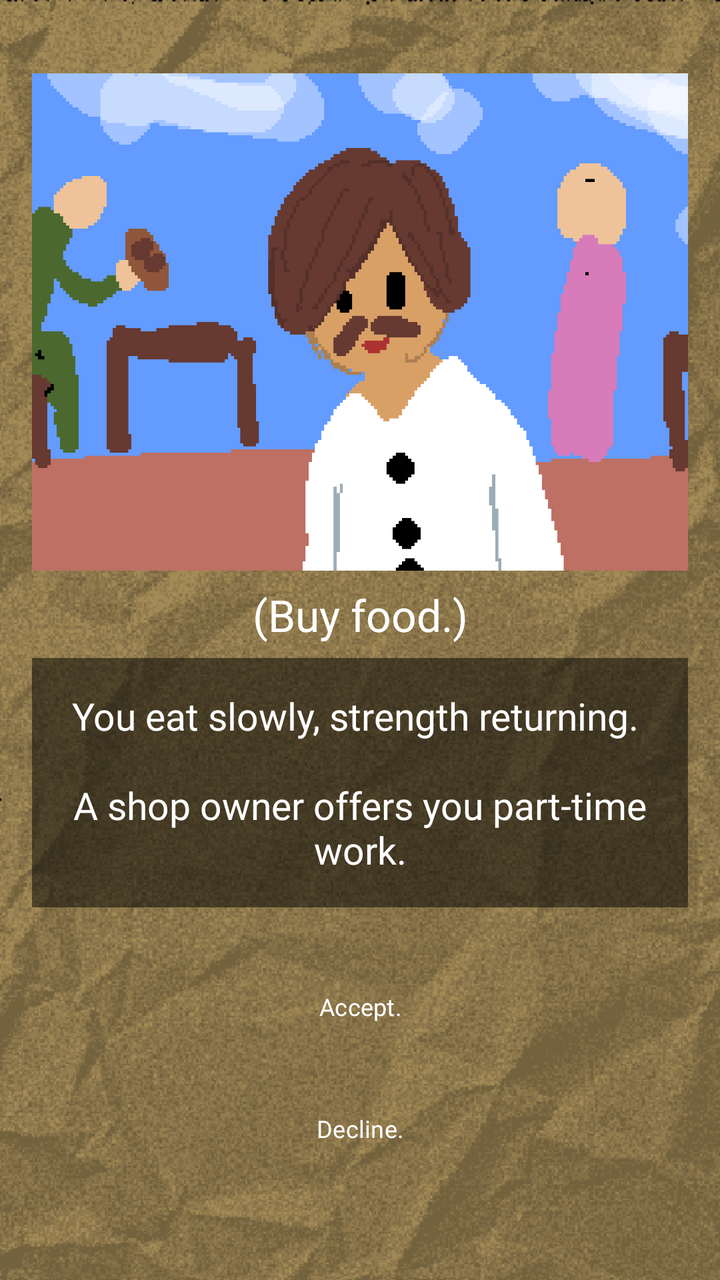
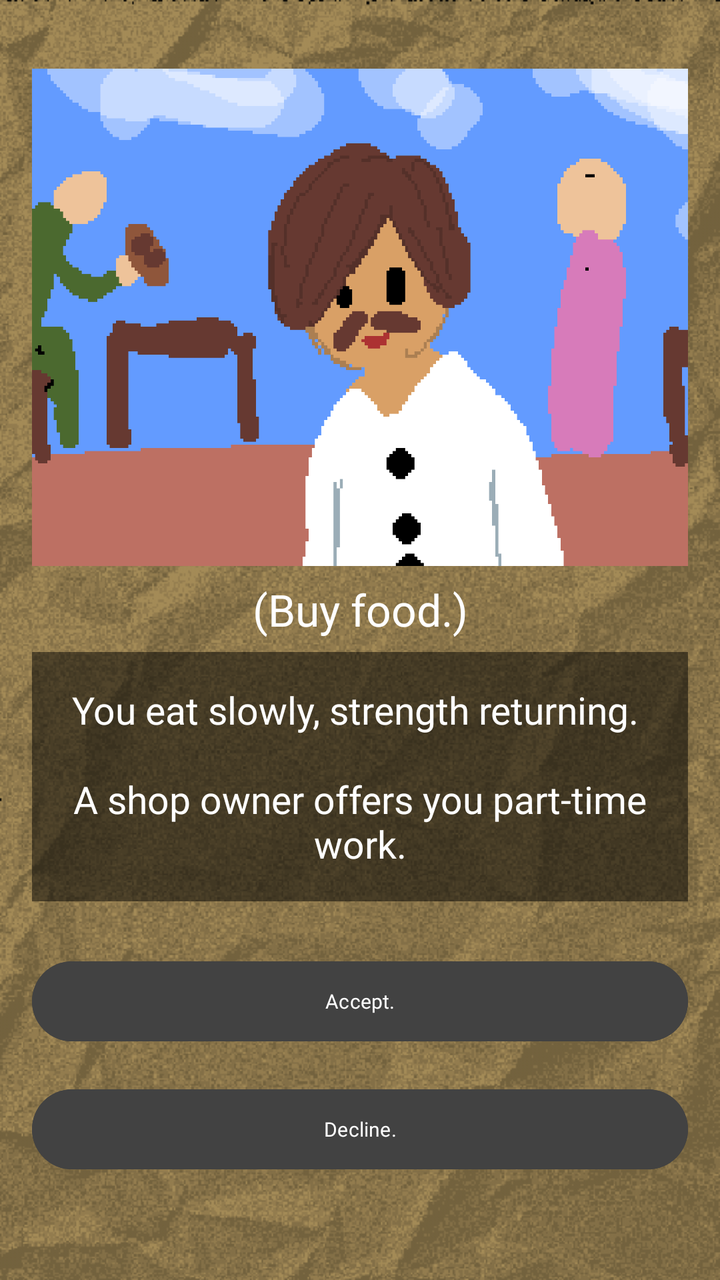

An Android layout rendered at two revisions. The XML below is the earlier revision; the diff shows what the commit changed to produce the second picture.
<!-- AndroidManifest.xml: application theme Theme.ChoiceQuest -->
<!-- res/layout/activity_page2_2_2_1.xml -->
<?xml version="1.0" encoding="utf-8"?>
<LinearLayout xmlns:android="http://schemas.android.com/apk/res/android"
    xmlns:app="http://schemas.android.com/apk/res-auto"
    xmlns:tools="http://schemas.android.com/tools"
    android:id="@+id/page2_2_2_1"
    android:layout_width="match_parent"
    android:layout_height="match_parent"
    android:background="@drawable/papertexture_"
    android:backgroundTint="#f8e7c2"
    android:backgroundTintMode="multiply"
    android:gravity="center"
    android:orientation="vertical"
    android:padding="16dp"
    tools:context=".Page2_2_2_1">

    <View
        android:layout_width="match_parent"
        android:layout_height="0dp"
        android:layout_weight="1"/>

    <ImageView
        android:id="@+id/imageView"
        android:layout_width="412dp"
        android:layout_height="250dp"
        android:src="@drawable/page2_2_2_1"/>

    <View
        android:layout_width="match_parent"
        android:layout_height="1dp"
        android:layout_weight="0.1" />
    <TextView
        android:layout_width="match_parent"
        android:layout_height="37dp"
        android:gravity="center"
        android:text="(Buy food.)"
        android:fontFamily="@font/pixelspace"
        android:textSize="22sp"
        android:textColor="@color/white"/>
    <View
        android:layout_width="match_parent"
        android:layout_height="1dp"
        android:layout_weight="0.1" />

    <TextView
        android:layout_width="match_parent"
        android:layout_height="wrap_content"
        android:id="@+id/tv_page2_2_2_1"
        android:fontFamily="@font/pixelgame_font"
        android:gravity="center"
        android:padding="16dp"
        android:background="#80000000"
        android:text="You eat slowly, strength returning.
\n\nA shop owner offers you part-time work."
        android:textColor="@color/white"
        android:textSize="19sp"
        android:layout_marginBottom="16dp"/>
    <View
        android:layout_width="match_parent"
        android:layout_height="1dp"
        android:layout_weight="0.5"/>
    <Button
        android:id="@+id/btnStayHelp"
        android:layout_width="410dp"
        android:layout_height="45dp"
        android:text="Accept."
        android:background="@android:color/transparent"
        android:fontFamily="@font/quest_font"
        android:textSize="12sp"
        android:layout_marginBottom="16dp"
        android:onClick="page2_2_2_1_1"/>

    <Button
        android:id="@+id/btnLeaveTell"
        android:layout_width="410dp"
        android:layout_height="45dp"
        android:layout_marginBottom="16dp"
        android:background="@android:color/transparent"
        android:fontFamily="@font/quest_font"
        android:text="Decline."
        android:textSize="12sp"
        android:onClick="page2_2_2_1_2"/>

    <View
        android:layout_width="match_parent"
        android:layout_height="1dp"
        android:layout_weight="1"/>

</LinearLayout>
<!-- resources referenced by this layout -->
<resources>
  <color name="white">#FFFFFF</color>
  <!-- drawable page2_2_2_1: png bitmap (drawable, 25736 bytes) -->
  <!-- drawable papertexture_: png bitmap (drawable, 156948 bytes) -->
  <style name="Theme.ChoiceQuest" parent="Base.Theme.ChoiceQuest" />
  <style name="Base.Theme.ChoiceQuest" parent="Theme.Material3.DayNight.NoActionBar">
          
          
      </style>
</resources>

<!-- the commit's change to res/layout/activity_page2_2_2_1.xml (unified diff, before → after) -->
@@ -60,24 +60,26 @@
         android:layout_weight="0.5"/>
     <Button
         android:id="@+id/btnStayHelp"
-        android:layout_width="410dp"
-        android:layout_height="45dp"
+        android:layout_width="match_parent"
+        android:layout_height="wrap_content"
         android:text="Accept."
-        android:background="@android:color/transparent"
+        android:textSize="10sp"
+        android:textColor="@color/white"
+        android:backgroundTint="@color/cardview_dark_background"
         android:fontFamily="@font/quest_font"
-        android:textSize="12sp"
         android:layout_marginBottom="16dp"
         android:onClick="page2_2_2_1_1"/>
 
     <Button
         android:id="@+id/btnLeaveTell"
-        android:layout_width="410dp"
-        android:layout_height="45dp"
+        android:layout_width="match_parent"
+        android:layout_height="wrap_content"
         android:layout_marginBottom="16dp"
-        android:background="@android:color/transparent"
+        android:textSize="10sp"
+        android:textColor="@color/white"
+        android:backgroundTint="@color/cardview_dark_background"
         android:fontFamily="@font/quest_font"
         android:text="Decline."
-        android:textSize="12sp"
         android:onClick="page2_2_2_1_2"/>
 
     <View
